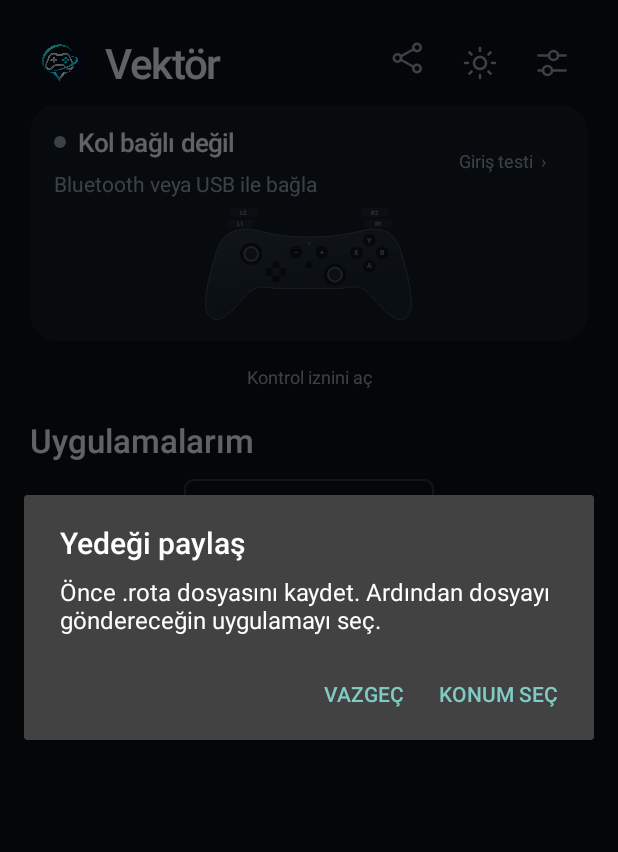
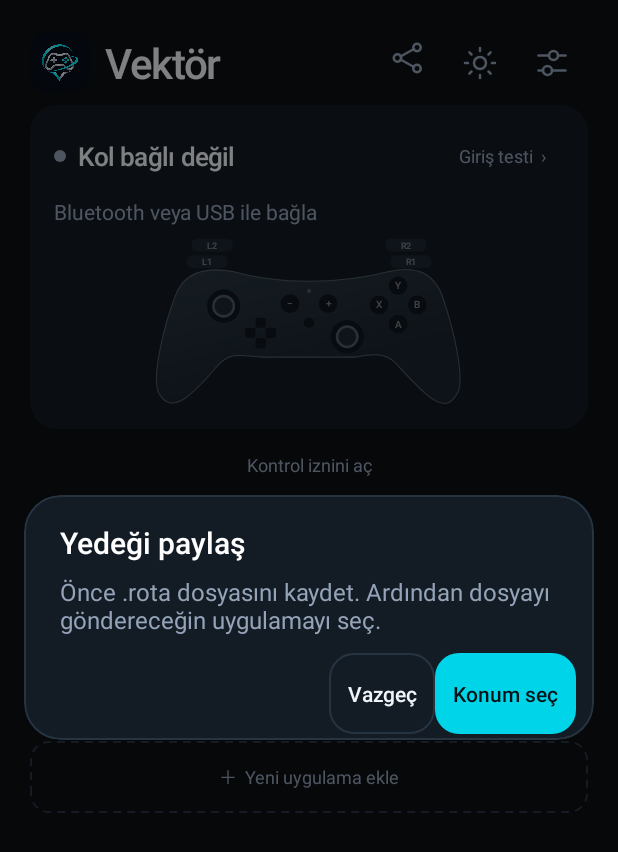
Before and after one commit to okirawp/vektor, an Android app: the screen it shows after launch (MainActivity), after a tap on "Yedek paylaş", on a phone screen of 412 x 824 dp. Shown: the top 852 px of the screen. Run offline under Robolectric (Android 15) with nearby library versions, the phone set to English and light mode, and no system bars.

Commit message:
Arayüzü güncelle: MainActivity.java

```diff
--- a/app/src/main/java/dev/kolmapper/MainActivity.java
+++ b/app/src/main/java/dev/kolmapper/MainActivity.java
@@ -16,6 +16,7 @@ public class MainActivity extends Activity implements InputManager.InputDeviceLi
  static boolean isForeground(){return visible.get()!=null;}
  PadView pad;
  View connectionLamp;
+ View controllerHelp;
  TextView controllerTitle,controllerStatus,padFeedback;
  int padId=-1, identityVersion;
  String supportPage="";
@@ -64,7 +65,7 @@ boolean listeningForControllers,launchGuideAfterPick;int helpPage;AlertDialog ex
  void render(){
   if(body!=null)body.removeCallbacks(paintReadings);readingsQueued=false;
   readings=null;history=null;backupProgress=null;backupSpinner=null;
-  pad=null;controllerStatus=null;controllerTitle=null;padFeedback=null;padId=-1;identityVersion++;
+  pad=null;controllerStatus=null;controllerTitle=null;padFeedback=null;controllerHelp=null;padId=-1;identityVersion++;
   connectionLamp=null;ui=new Ui(this);getWindow().setStatusBarColor(ui.background);getWindow().setNavigationBarColor(ui.background);
   boolean compact=getResources().getConfiguration().screenHeightDp<420;
   getWindow().setBackgroundDrawable(new android.graphics.drawable.ColorDrawable(ui.background));body=new LinearLayout(this);body.setOrientation(LinearLayout.VERTICAL);body.setBackgroundColor(ui.background);body.setPadding(ui.dp(20),ui.dp(compact?6:14),ui.dp(20),ui.dp(compact?6:16));setContentView(body);applySystemBarStyle();
@@ -148,9 +149,9 @@ boolean listeningForControllers,launchGuideAfterPick;int helpPage;AlertDialog ex
    initial.setGravity(Gravity.CENTER);initial.setBackground(ui.shape(ui.raised,10));mark=initial;}
   mark.setImportantForAccessibility(View.IMPORTANT_FOR_ACCESSIBILITY_NO);
   LinearLayout.LayoutParams ip=new LinearLayout.LayoutParams(ui.dp(40),ui.dp(40));ip.rightMargin=ui.dp(12);tile.addView(mark,ip);
-  LinearLayout words=new LinearLayout(this);words.setOrientation(LinearLayout.VERTICAL);TextView title=ui.text(name,16,true);title.setSingleLine();title.setEllipsize(TextUtils.TruncateAt.END);words.addView(title);int count=Binding.load(this,pkg).size();TextView detail=ui.chip(count==0?"Atama yok":count+" kontrol");words.addView(detail,new LinearLayout.LayoutParams(-2,-2));tile.addView(words,new LinearLayout.LayoutParams(0,-2,1));
+  LinearLayout words=new LinearLayout(this);words.setOrientation(LinearLayout.VERTICAL);TextView title=ui.text(name,16,true);title.setSingleLine();title.setEllipsize(TextUtils.TruncateAt.END);words.addView(title);int count=Binding.load(this,pkg).size();TextView detail=ui.chip(count==0?"Atama yok":count+" kontrol",count>0);words.addView(detail,new LinearLayout.LayoutParams(-2,-2));tile.addView(words,new LinearLayout.LayoutParams(0,-2,1));
   Button open=ui.button(count>0?"Aç":"Kontrol ekle",count>0,()->{if(count==0)GuideState.request(this,pkg);openPackage(pkg);});
-  open.setContentDescription(name+" uygulamasını aç");tile.addView(open,new LinearLayout.LayoutParams(-2,-2));return tile;
+  open.setContentDescription(name+" uygulamasını aç");open.setPadding(0,0,0,0);tile.addView(open,new LinearLayout.LayoutParams(ui.dp(Ui.ACTION_WIDTH),ui.dp(Ui.ACTION_HEIGHT)));return tile;
  }
  void navigate(String pkg){
   boolean back=pkg.isEmpty();
@@ -189,18 +190,19 @@ boolean listeningForControllers,launchGuideAfterPick;int helpPage;AlertDialog ex
   card.setBackground(ui.shape(ui.surface,18));
   boolean expanded=supportPage.equals("controller");
   LinearLayout heading=new LinearLayout(this);
-  heading.setGravity(Gravity.CENTER_VERTICAL);
+  heading.setGravity(Gravity.TOP);
   LinearLayout identity=new LinearLayout(this);identity.setOrientation(LinearLayout.VERTICAL);
   LinearLayout statusLine=new LinearLayout(this);statusLine.setGravity(Gravity.CENTER_VERTICAL);
   connectionLamp=new View(this);connectionLamp.setImportantForAccessibility(View.IMPORTANT_FOR_ACCESSIBILITY_NO);
   LinearLayout.LayoutParams lampSize=new LinearLayout.LayoutParams(ui.dp(8),ui.dp(8));lampSize.rightMargin=ui.dp(8);
   statusLine.addView(connectionLamp,lampSize);
-  controllerTitle=ui.text("",expanded?24:17,true);statusLine.addView(controllerTitle);identity.addView(statusLine);
-  controllerStatus=ui.caption("");identity.addView(controllerStatus);
+  controllerTitle=ui.text("",expanded?24:17,true);if(!expanded){controllerTitle.setMinHeight(ui.dp(Ui.TOUCH));controllerTitle.setGravity(Gravity.CENTER_VERTICAL);}statusLine.addView(controllerTitle);identity.addView(statusLine);
+  controllerStatus=ui.caption("");
   heading.addView(identity,new LinearLayout.LayoutParams(0,-2,1));
   if(!expanded)heading.addView(footerLink("Giriş testi  ›",()->openSupport("controller")));
   card.addView(heading);
-  pad=new PadView(this,ui);card.addView(pad,new LinearLayout.LayoutParams(-1,ui.dp(expanded?200:84)));
+  card.addView(controllerStatus);
+  pad=new PadView(this,ui);card.addView(pad,new LinearLayout.LayoutParams(-1,ui.dp(expanded?200:Ui.HOME_PAD_HEIGHT)));
   padFeedback=ui.caption("");padFeedback.setGravity(Gravity.CENTER);
   if(expanded)card.addView(padFeedback);
   LinearLayout panes=new LinearLayout(this);boolean wide=expanded&&getResources().getConfiguration().screenWidthDp>=840;
@@ -215,7 +217,14 @@ boolean listeningForControllers,launchGuideAfterPick;int helpPage;AlertDialog ex
    logHeader.addView(footerLink("Sıfırla",()->{inputLog.clear();refreshDiagnostics();}));metrics.addView(logHeader);
    history=ui.caption("");metrics.addView(history);panes.addView(metrics,new LinearLayout.LayoutParams(wide?0:-1,-2,wide?1:0));
   }
-  rows.addView(panes);updateControllerStatus();
+  rows.addView(panes);
+  if(expanded){
+   LinearLayout help=ui.card(rows);
+   help.addView(ui.text("Kolu Bluetooth veya USB ile bağla",Ui.HELP_TITLE,true));
+   help.addView(ui.caption("Bluetooth için Android ayarlarından kolunu eşleştir. Kablolu kullanım için veri aktarımını destekleyen bir USB kablosu kullan."));
+   controllerHelp=help;
+  }
+  updateControllerStatus();
  }
  boolean dirtyReadings;
  boolean readingsQueued;
@@ -239,6 +248,8 @@ boolean listeningForControllers,launchGuideAfterPick;int helpPage;AlertDialog ex
    if(down.length()>0)down.append(" + ");down.append(PadView.label(pad.keys.keyAt(i)));
   }
   padFeedback.setText(down.length()==0?(pad.connected?"Basılı tuş yok":"Kol bekleniyor"):"Basılı  ·  "+down);
+  controllerHelp.setVisibility(pad.connected?View.GONE:View.VISIBLE);
+  readings.setTextColor(pad.connected?ui.text:ui.muted);
   readings.setText(pad.connected?String.format(Locale.getDefault(),
    "L   X %+.2f    Y %+.2f     •     R   X %+.2f    Y %+.2f\nL2   %s         R2   %s%s",
    pad.lx,pad.ly,pad.rx,pad.ry,triggerReading(hasLT,pad.lt,KeyEvent.KEYCODE_BUTTON_L2),
@@ -364,9 +375,12 @@ boolean listeningForControllers,launchGuideAfterPick;int helpPage;AlertDialog ex
  }
  void shareBackup(){
   if(backupBusy)return;
-  new AlertDialog.Builder(ui.dialogContext()).setTitle("Yedeği paylaş")
+  AlertDialog dialog=new AlertDialog.Builder(ui.dialogContext()).setTitle("Yedeği paylaş")
    .setMessage("Önce .rota dosyasını kaydet. Ardından dosyayı göndereceğin uygulamayı seç.")
-   .setNegativeButton("Vazgeç",null).setPositiveButton("Konum seç",(d,w)->createBackupFile(82)).show();
+   .setNegativeButton("Vazgeç",null).setPositiveButton("Konum seç",(d,w)->createBackupFile(82)).create();
+  dialog.getWindow().setWindowAnimations(0);
+  dialog.show();
+  ui.finishDialog(dialog);
  }
  void renderSupport(){
   TextView back=footerLink("‹  Geri",()->openSupport(""));
```
